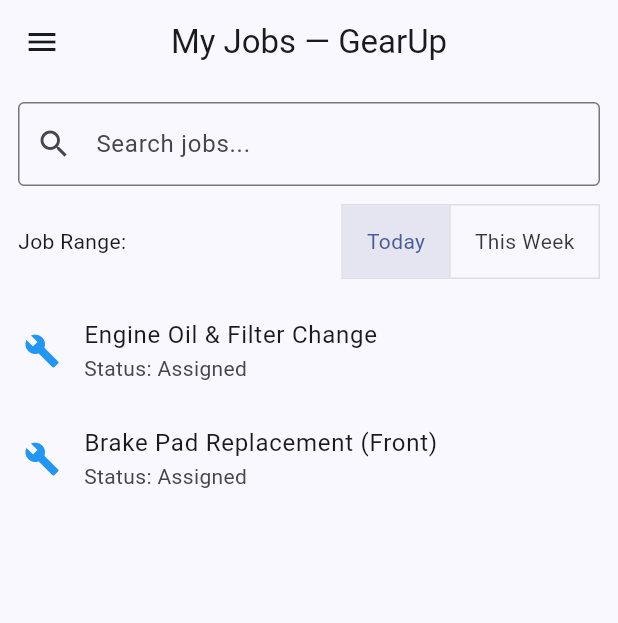
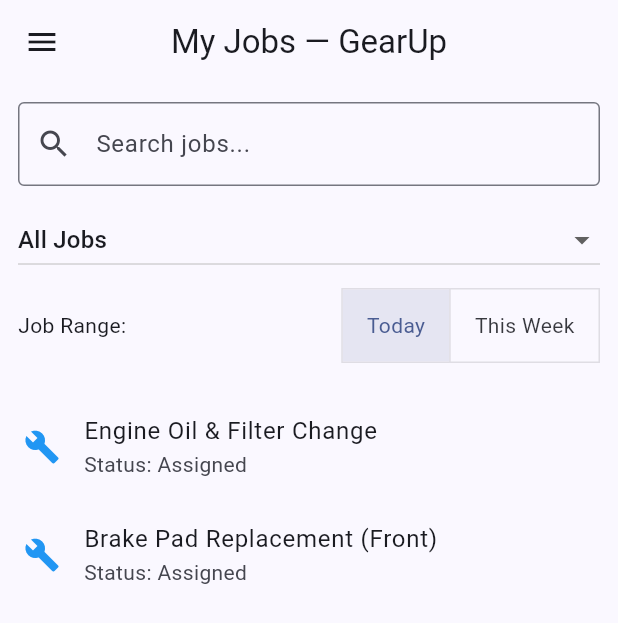
Before and after one commit to Evan0428/MobileAppForMachineWorkshop, a Flutter app: the DashboardScreen screen opened directly, on a phone screen of 412 x 824 dp. Shown: the top 623 px of the screen. Run offline on Flutter 3.47's test engine with Material 3 defaults, Android fonts, the phone set to English and light mode, and no system bars; our stand-ins replace firebase_core, image_picker, shared_preferences, signature; accounts and stored records are empty; generated files the repository leaves out were written again; statements that could not run were skipped.

Commit message:
Update dashboard_screen.dart

```diff
--- a/lib/screens/dashboard_screen.dart
+++ b/lib/screens/dashboard_screen.dart
@@ -67,9 +67,34 @@ class DashboardScreen extends StatelessWidget {
             ),
           ),
 
+          // ✅ 状态过滤下拉菜单
+          Padding(
+            padding: const EdgeInsets.symmetric(horizontal: 12.0),
+            child: DropdownButton<JobStatus?>(
+              value: c.statusFilter,
+              hint: const Text("Filter by Status"),
+              isExpanded: true,
+              items: [
+                const DropdownMenuItem(
+                  value: null,
+                  child: Text("All Jobs"),
+                ),
+                ...JobStatus.values.map(
+                      (s) => DropdownMenuItem(
+                    value: s,
+                    child: Text(s.label),
+                  ),
+                ),
+              ],
+              onChanged: (s) {
+                context.read<JobListController>().setStatusFilter(s);
+              },
+            ),
+          ),
+
           // ✅ Today / This Week 切换按钮
           Padding(
-            padding: const EdgeInsets.symmetric(horizontal: 12.0),
+            padding: const EdgeInsets.symmetric(horizontal: 12.0, vertical: 8.0),
             child: Row(
               mainAxisAlignment: MainAxisAlignment.spaceBetween,
               children: [
```
